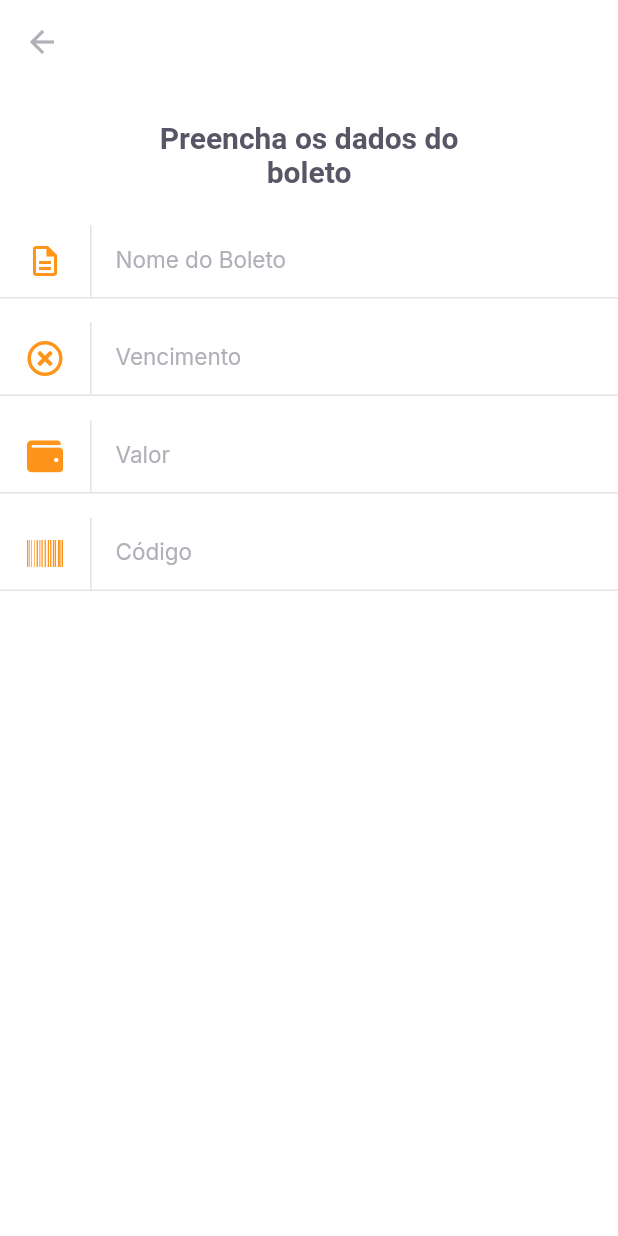
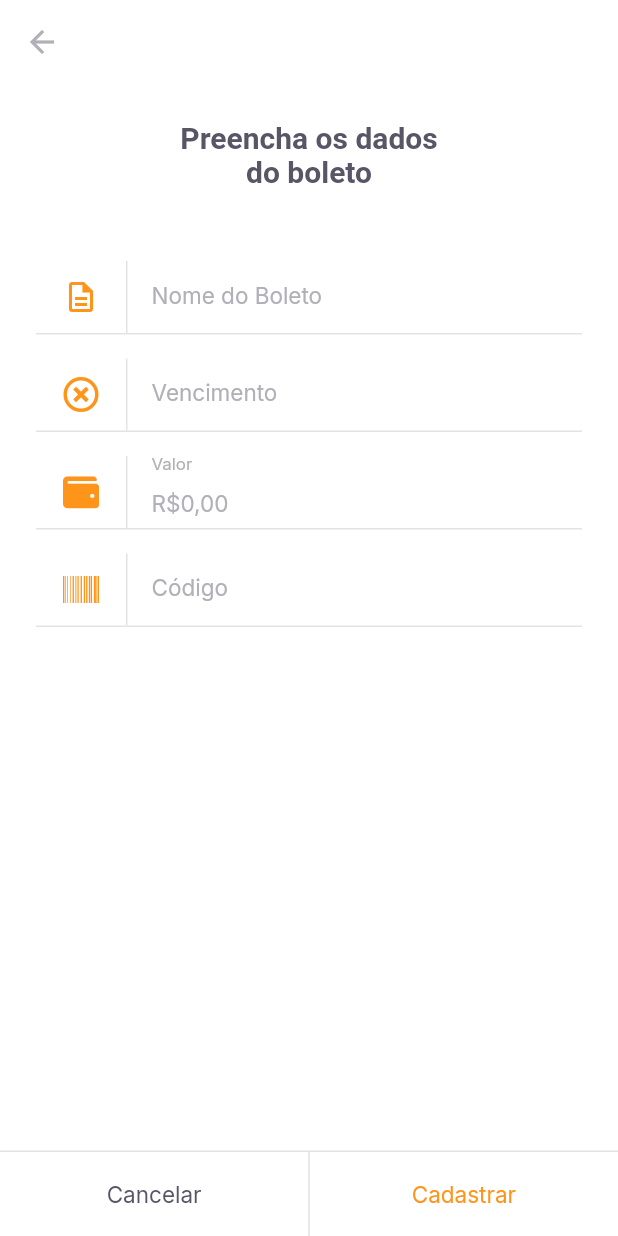
Before and after one commit to ricardooliver-ads-2019/pay_flow, a Flutter app: the InsertBoletoPage screen opened by its route, on a phone screen of 412 x 824 dp. Run offline on Flutter 3.47's test engine with Material 2 defaults, Android fonts, the phone set to English and light mode, and no system bars; our stand-ins replace camera, firebase_core, flutter_masked_text2, font_awesome_flutter, google_fonts, google_sign_in and 2 more; missing offline and left inert: google_ml_kit; accounts and stored records are empty.

Commit message:
salvando boletos

```diff
--- /dev/null
+++ b/lib/modules/insert_boleto/insert_boleto_controller.dart
@@ -0,0 +1,45 @@
+import 'package:flutter/cupertino.dart';
+import 'package:pay_flow/shared/models/boleto_model.dart';
+import 'package:shared_preferences/shared_preferences.dart';
+
+class InsertBoletoController{
+  final formKey = GlobalKey<FormState>();
+  BoletoModel model= BoletoModel();
+
+
+  String? validateName(String? value)=> value?.isEmpty ?? true ? "O nome do boleto não pode ser vazio": null;
+
+  String? validateVacimento(String? value)=> value?.isEmpty ?? true ? "A data de vencimento não pode ser vazio":null;
+
+  String? validateValor(double value)=> value == 0 ? "Insira um valor maior que R\$ 0,00" : null;
+
+  String? validateCodigo(String? value) => value?.isEmpty ?? true ? "O Código do boleto não pode ser vazio" : null;
+
+  void onChange({
+    String? name,
+    String? dueDate,
+    double? value,
+    String? barcode,
+    }){
+      model = model.copyWith();
+  }
+
+  Future<void> saveBoleto() async{
+
+      final instance =await SharedPreferences.getInstance();
+      final boletos = instance.getStringList("boletos") ?? <String>[];
+      boletos.add(model.toJson());
+      await instance.setStringList("boletos", boletos);
+      return;
+
+
+
+  }
+
+  Future<void> cadastrarBoleto() async{
+    final form = formKey.currentState;
+    if(form!.validate()){
+      return saveBoleto();
+    }
+  }
+}
--- a/lib/modules/insert_boleto/insert_boleto_page.dart
+++ b/lib/modules/insert_boleto/insert_boleto_page.dart
@@ -1,13 +1,41 @@
 import 'dart:ui';
 
 import 'package:flutter/material.dart';
+import 'package:flutter_masked_text2/flutter_masked_text2.dart';
 import 'package:font_awesome_flutter/font_awesome_flutter.dart';
+import 'package:pay_flow/modules/insert_boleto/insert_boleto_controller.dart';
 import 'package:pay_flow/shared/themes/app_colors.dart';
 import 'package:pay_flow/shared/themes/app_text_styles.dart';
 import 'package:pay_flow/shared/widgets/input_text/input_text_widget.dart';
+import 'package:pay_flow/shared/widgets/set_lebal_buttons/set_label_buttons.dart';
 
-class InsertBoletoPage extends StatelessWidget {
-  const InsertBoletoPage({Key? key}) : super(key: key);
+class InsertBoletoPage extends StatefulWidget {
+  final String? barcode;
+  const InsertBoletoPage({Key? key, this.barcode}) : super(key: key);
+
+  @override
+  _InsertBoletoPageState createState() => _InsertBoletoPageState();
+}
+
+class _InsertBoletoPageState extends State<InsertBoletoPage> {
+  final controller = InsertBoletoController();
+
+  final moneyInputTextController = MoneyMaskedTextController(
+    leftSymbol: "R\$",
+    decimalSeparator: ","
+  );
+
+  final dueDateInputTextController = MaskedTextController(mask: "00/00/0000");
+  final barcodeInputTextController = TextEditingController();
+  @override
+
+
+  void initState(){
+    if(widget.barcode!= null){
+      barcodeInputTextController.text = widget.barcode!;
+    }
+    super.initState();
+  }
 
   @override
   Widget build(BuildContext context) {
@@ -20,7 +48,10 @@ class InsertBoletoPage extends StatelessWidget {
           color: AppColors.input,
         ),
       ),
-      body: Column(
+      body: SingleChildScrollView(
+        child: Padding(
+          padding: const EdgeInsets.symmetric(horizontal: 24),
+          child: Column(
             crossAxisAlignment: CrossAxisAlignment.center,
             children: [
               Padding(
@@ -30,26 +61,74 @@ class InsertBoletoPage extends StatelessWidget {
                   textAlign: TextAlign.center,
                 ),
               ),
+
+              SizedBox(
+                height: 24,
+              ),
+
+              Form(
+                key: controller.formKey,
+                child: Column(
+                  children: [
                     InputTextWidget(
                       label: "Nome do Boleto",
                       icon: Icons.description_outlined,
+                      validator: controller.validateName,
+                      onChanged: (value){
+                        controller.onChange(name: value);
+                      },
                     ),
 
                     InputTextWidget(
+                      controller: dueDateInputTextController,
                       label: "Vencimento",
                       icon: FontAwesomeIcons.timesCircle,
+                      validator: controller.validateVacimento,
+                      onChanged: (value){
+                        controller.onChange(dueDate: value);
+                      },
                     ),
 
                     InputTextWidget(
+                      controller: moneyInputTextController,
                       label: "Valor",
                       icon: FontAwesomeIcons.wallet,
+                      validator: (_)=> controller.validateValor(
+                          moneyInputTextController.numberValue),
+                      onChanged: (value){
+                        controller.onChange(
+                            value: moneyInputTextController.numberValue
+                        );
+                      },
                     ),
 
                     InputTextWidget(
+                      controller: barcodeInputTextController,
                       label: "Código",
                       icon: FontAwesomeIcons.barcode,
+                      validator: controller.validateCodigo,
+                      onChanged: (value){
+                        controller.onChange(barcode: value);
+                      },
                     ),
                   ],
+                )
+              )
+            ],
+          ),
+        ),
+      ),
+      bottomNavigationBar: SetLabelButtons(
+        enableSecondaryColor: true,
+        primaryLabel: "Cancelar",
+        primaryOnPressed:(){
+          Navigator.pop(context);
+        },
+        secondaryLabel: "Cadastrar",
+        secondaryOnPressed: ()async{
+          await controller.cadastrarBoleto();
+          Navigator.pop(context);
+        },
       ),
     );
   }
--- a/lib/shared/models/boleto_model.dart
+++ b/lib/shared/models/boleto_model.dart
@@ -67,6 +67,9 @@ class BoletoModel {
 
   @override
   int get hashCode {
-    return name.hashCode ^ dueDate.hashCode ^ value.hashCode ^ barcode.hashCode;
+    return name.hashCode ^
+      dueDate.hashCode ^
+      value.hashCode ^
+      barcode.hashCode;
   }
 }
--- a/lib/shared/widgets/input_text/input_text_widget.dart
+++ b/lib/shared/widgets/input_text/input_text_widget.dart
@@ -6,11 +6,19 @@ import 'package:pay_flow/shared/themes/app_text_styles.dart';
 class InputTextWidget extends StatelessWidget {
   final String label;
   final IconData icon;
+  final String? initialvalue;
+  final String? Function(String?)? validator;
+  final TextEditingController? controller;
+  final void Function(String value) onChanged;
 
   const InputTextWidget({
     Key? key,
     required this.label,
     required this.icon,
+    this.initialvalue,
+    this.validator,
+    this.controller,
+    required this.onChanged,
   }) : super(key: key);
 
   @override
@@ -20,6 +28,10 @@ class InputTextWidget extends StatelessWidget {
       child: Column(
         children: [
           TextFormField(
+            controller: controller,
+            onChanged: onChanged,
+            initialValue: initialvalue,
+            validator: validator,
             style: AppTextStyles.input,
             decoration: InputDecoration(
               contentPadding: EdgeInsets.zero,
--- a/lib/shared/widgets/set_lebal_buttons/set_label_buttons.dart
+++ b/lib/shared/widgets/set_lebal_buttons/set_label_buttons.dart
@@ -10,6 +10,7 @@ class SetLabelButtons extends StatelessWidget {
   final String secondaryLabel;
   final VoidCallback secondaryOnPressed;
   final bool enablePrimaryColor;
+  final bool enableSecondaryColor;
 
   const SetLabelButtons({
     Key? key,
@@ -18,12 +19,24 @@ class SetLabelButtons extends StatelessWidget {
     required this.secondaryLabel,
     required this.secondaryOnPressed,
     this.enablePrimaryColor = false,
+    this.enableSecondaryColor = false,
   }) : super(key: key);
 
   @override
   Widget build(BuildContext context) {
     return Container(
-      color: AppColors.shape,
+      color: AppColors.background,
+      height: 57,
+      child: Column(
+        mainAxisSize: MainAxisSize.min,
+        children: [
+          Divider(
+            thickness: 1,
+            height: 1,
+            color: AppColors.stroke,
+          ),
+
+          Container(
             height: 56,
             child: Row(
               children: [
@@ -38,7 +51,11 @@ class SetLabelButtons extends StatelessWidget {
                     child: LabelButton(
                   label: secondaryLabel,
                   onPressed: secondaryOnPressed,
+                  style: enableSecondaryColor ? AppTextStyles.buttonPrimary : null,
                 )),
+              ],
+            ),
+          ),
         ],
       ),
     );
```
Also changed, not shown: pubspec.yaml (+5 -5 lines), 5 other files. Lines whose indentation alone changed are shown as unchanged.
